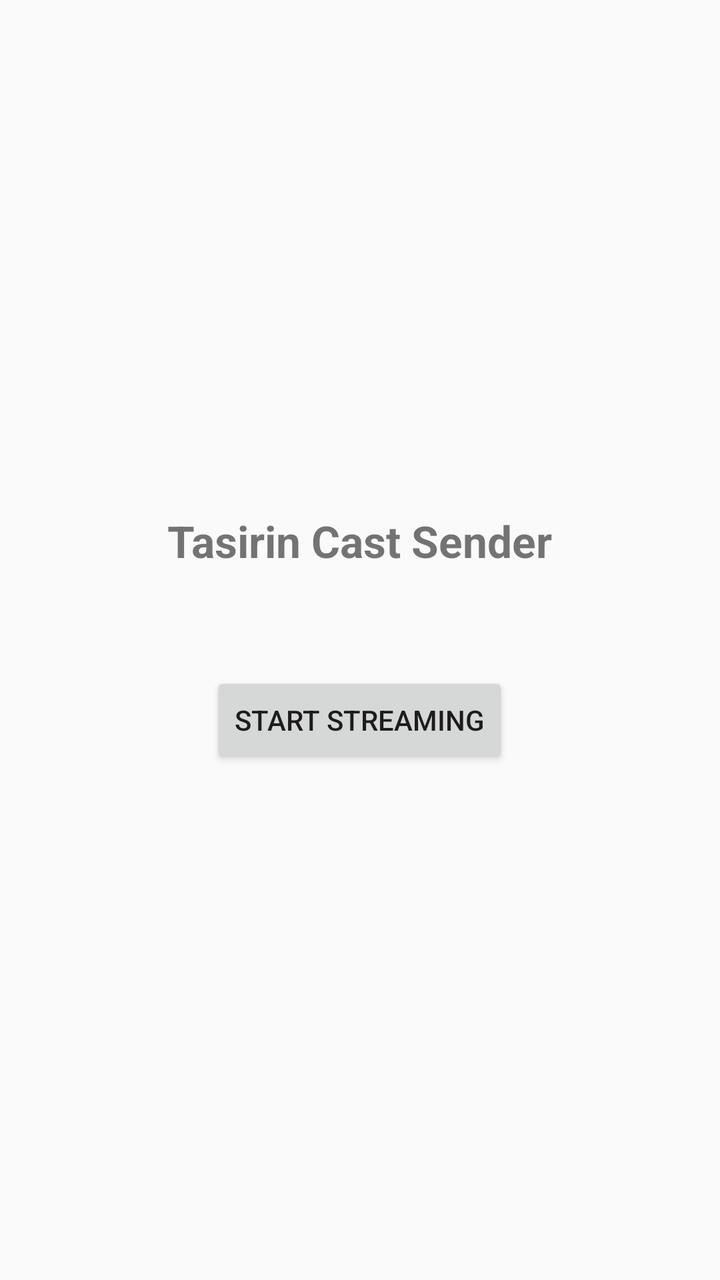
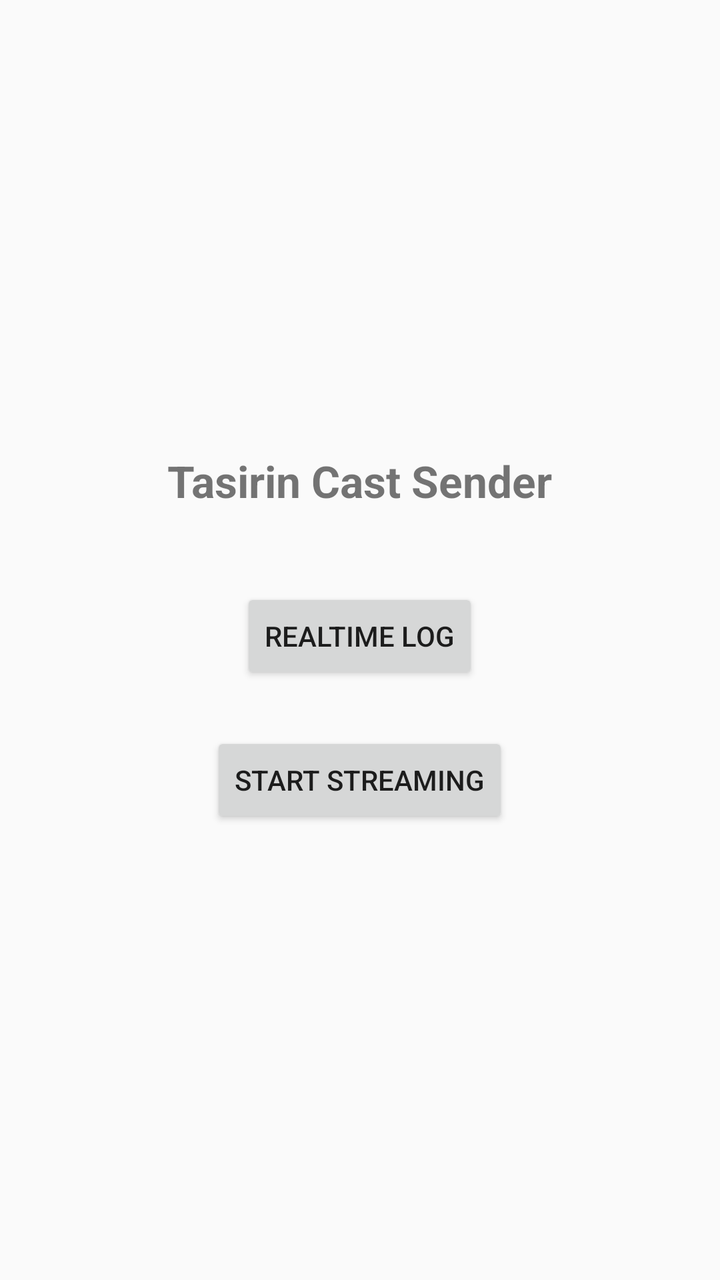

Screens rendered from an Android XML layout before and after an edit, with the pre-edit source and the edit as a unified diff.
<!-- AndroidManifest.xml: application theme Theme.TasirinCastSender -->
<!-- res/layout/activity_main.xml -->
<?xml version="1.0" encoding="utf-8"?>
<LinearLayout xmlns:android="http://schemas.android.com/apk/res/android"
    android:layout_width="match_parent"
    android:layout_height="match_parent"
    android:orientation="vertical"
    android:padding="24dp"
    android:gravity="center">

    <TextView
        android:layout_width="wrap_content"
        android:layout_height="wrap_content"
        android:text="@string/app_name"
        android:textSize="22sp"
        android:textStyle="bold" />

    <TextView
        android:id="@+id/tvStatus"
        android:layout_width="wrap_content"
        android:layout_height="wrap_content"
        android:layout_marginTop="8dp"
        android:textSize="14sp" />

    <Button
        android:id="@+id/btnStart"
        android:layout_width="wrap_content"
        android:layout_height="wrap_content"
        android:layout_marginTop="24dp"
        android:text="@string/btn_start" />
</LinearLayout>
<!-- resources referenced by this layout -->
<resources>
  <string name="app_name">Tasirin Cast Sender</string>
  <string name="btn_start">Start streaming</string>
  <style name="Theme.TasirinCastSender" parent="Theme.AppCompat.DayNight.NoActionBar" />
</resources>

<!-- the commit's change to res/layout/activity_main.xml (unified diff, before → after) -->
@@ -21,6 +21,13 @@
         android:textSize="14sp" />
 
     <Button
+        android:id="@+id/btnLog"
+        android:layout_width="wrap_content"
+        android:layout_height="wrap_content"
+        android:layout_marginTop="12dp"
+        android:text="@string/btn_log" />
+
+    <Button
         android:id="@+id/btnStart"
         android:layout_width="wrap_content"
         android:layout_height="wrap_content"
<!-- resource entries referenced after the edit -->
@@ -1,6 +1,7 @@
 <!-- resources referenced by this layout -->
 <resources>
   <string name="app_name">Tasirin Cast Sender</string>
+  <string name="btn_log">Realtime Log</string>
   <string name="btn_start">Start streaming</string>
   <style name="Theme.TasirinCastSender" parent="Theme.AppCompat.DayNight.NoActionBar" />
 </resources>
